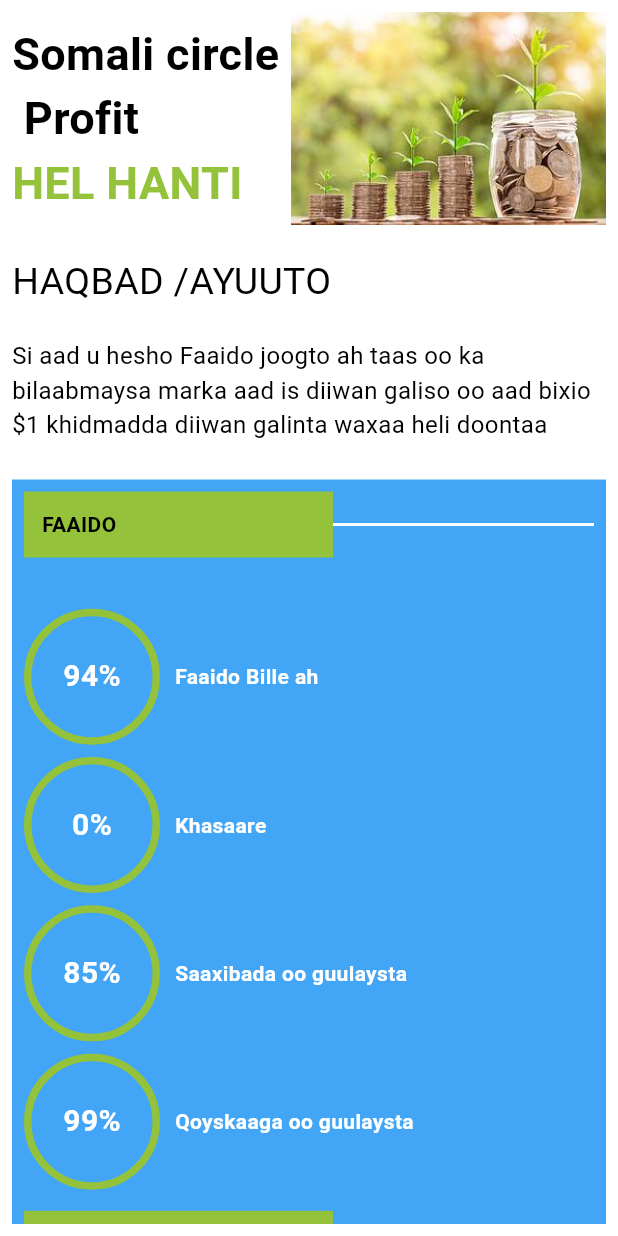
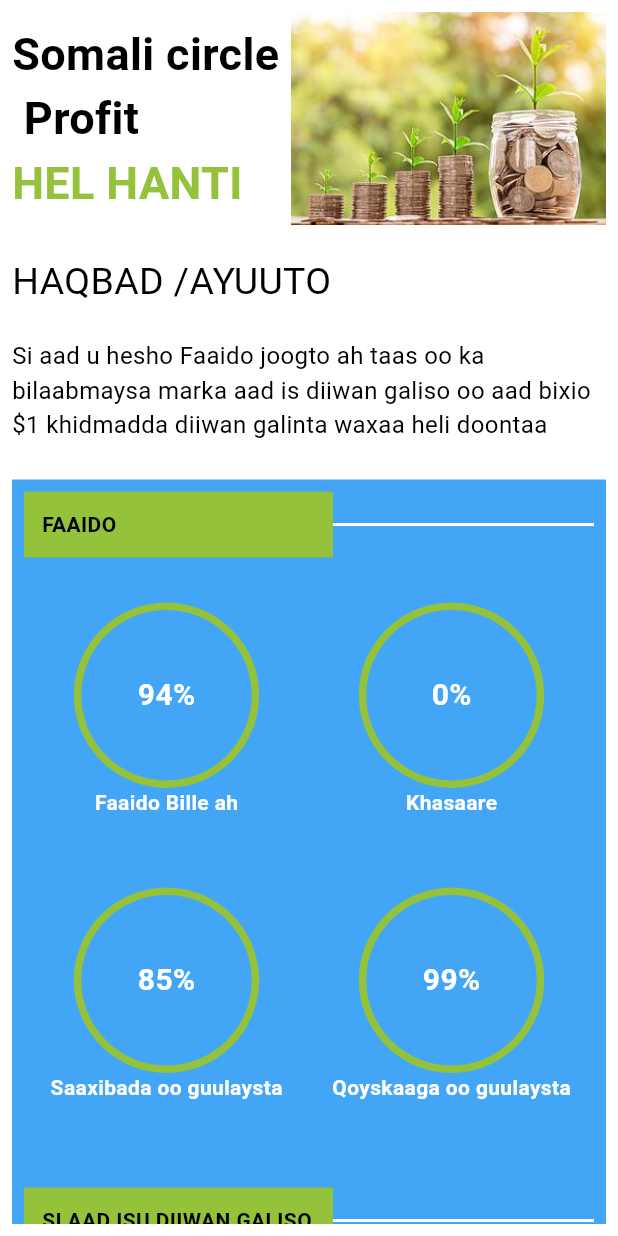
Before and after one commit to sadamabdi/kobciye, a Flutter app: the screen it shows after launch, on a phone screen of 412 x 824 dp. Run offline on Flutter 3.47's test engine with Material 3 defaults, Android fonts, the phone set to English and light mode, and no system bars; our stand-ins replace cached_network_image, dartz, equatable, flutter_bloc, flutter_svg, get and 2 more; Roboto replaces fonts that are missing (Kobciye).

Commit message:
updated home screen desing

```diff
--- a/lib/pages/home/home_screen.dart
+++ b/lib/pages/home/home_screen.dart
@@ -1,7 +1,4 @@
-import 'package:flutter/cupertino.dart';
 import 'package:flutter/material.dart';
-import 'package:flutter/widgets.dart';
-
 import '../../constants/app_constants.dart';
 import 'widgets/header.dart';
 import 'widgets/profit_widget.dart';
--- a/lib/pages/home/widgets/circle_container.dart
+++ b/lib/pages/home/widgets/circle_container.dart
@@ -10,11 +10,12 @@ class ProfitCard extends StatelessWidget {
   Widget build(BuildContext context) {
     double screenWidth = MediaQuery.of(context).size.width;
     double screenHeight = MediaQuery.of(context).size.height;
-    return Row(
+    return Column(
+      mainAxisAlignment: MainAxisAlignment.spaceAround,
       children: [
         Container(
-          height: screenHeight * 0.12,
-          width: screenWidth * 0.22, // Adjust the width as needed
+          height: screenHeight * 0.15,
+          width: screenWidth * 0.3, // Adjust the width as needed
           // Adjust the height as needed
           decoration: BoxDecoration(
             shape: BoxShape.circle,
@@ -37,7 +38,7 @@ class ProfitCard extends StatelessWidget {
           ),
         ),
         const SizedBox(
-          width: 10,
+          width: 20,
         ),
         Expanded(
           child: Text(
--- a/lib/pages/home/widgets/profit_widget.dart
+++ b/lib/pages/home/widgets/profit_widget.dart
@@ -16,7 +16,6 @@ class ProfitWidget extends StatelessWidget {
     double screenWidth = MediaQuery.of(context).size.width;
     return Container(
       color: Colors.blue.shade400,
-      child: Padding(
       padding: const EdgeInsets.all(8),
       child: Column(
         crossAxisAlignment: CrossAxisAlignment.start,
@@ -28,9 +27,18 @@ class ProfitWidget extends StatelessWidget {
           const SizedBox(
             height: 30,
           ),
-            Column(
-              children: List.generate(profitList.length,
-                  (index) => ProfitCard(profit: profitList[index])),
+          GridView.builder(
+            shrinkWrap: true,
+            physics: const NeverScrollableScrollPhysics(),
+            gridDelegate: const SliverGridDelegateWithFixedCrossAxisCount(
+              crossAxisCount: 2,
+              crossAxisSpacing: 0.0, // No spacing between columns
+              mainAxisSpacing: 0.0, // No spacing between rows
+            ),
+            itemBuilder: (BuildContext context, int index) {
+              return Center(child: ProfitCard(profit: profitList[index]));
+            },
+            itemCount: profitList.length,
           ),
           const SizedBox(
             height: 10,
@@ -54,7 +62,6 @@ class ProfitWidget extends StatelessWidget {
           OppertunityWidget(screenWidth: screenWidth)
         ],
       ),
-      ),
     );
   }
 }
--- a/pubspec.yaml
+++ b/pubspec.yaml
@@ -57,7 +57,7 @@ dev_dependencies:
   # activated in the `analysis_options.yaml` file located at the root of your
   # package. See that file for information about deactivating specific lint
   # rules and activating additional ones.
-  flutter_lints: ^2.0.0
+  flutter_lints: ^3.0.1
 
 # For information on the generic Dart part of this file, see the
 # following page: https://dart.dev/tools/pub/pubspec
```
Also changed, not shown: pubspec.lock. Lines whose indentation alone changed are shown as unchanged.
